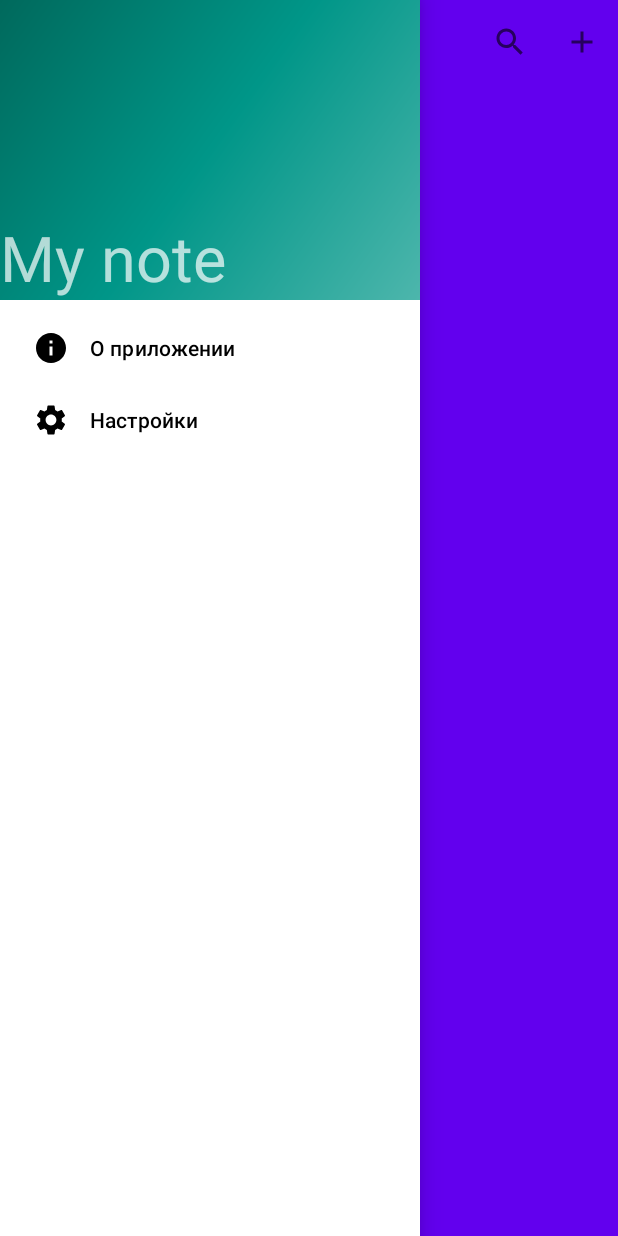
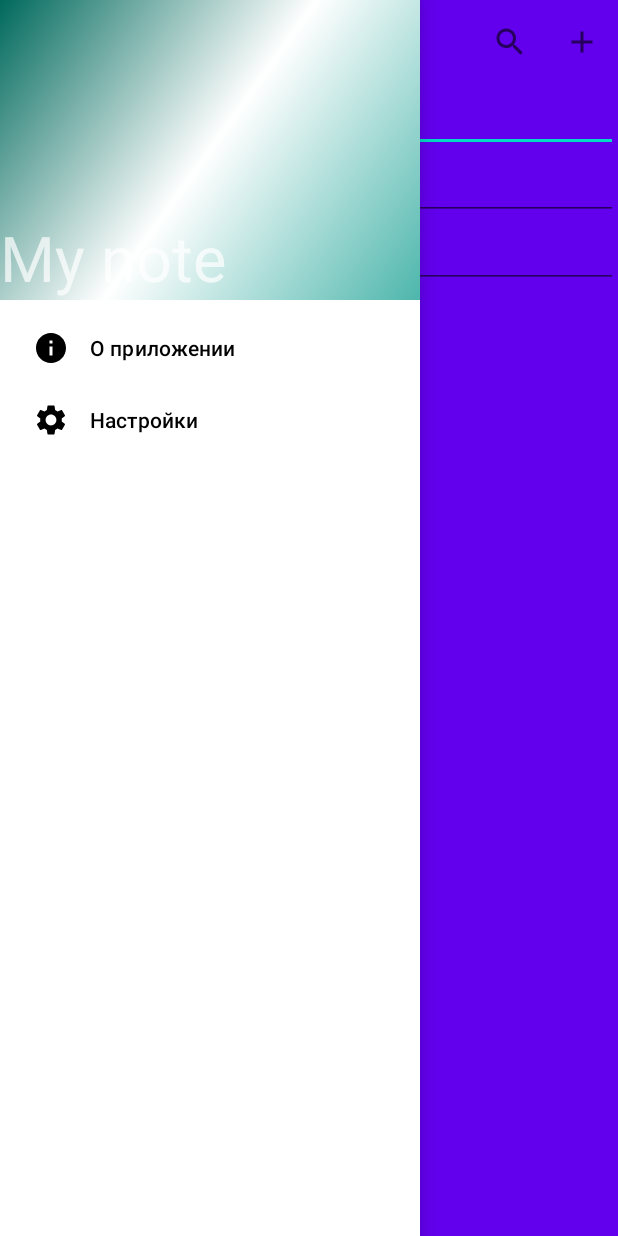
Before and after one commit to Edward2392/NoteRepo, an Android app: the screen it shows after launch (MainActivity), with the side drawer open, on a phone screen of 412 x 824 dp. Run offline under Robolectric (Android 15) with nearby library versions, the phone set to English and light mode, and no system bars.

Commit message:
note prj

```diff
--- a/app/src/main/res/drawable/side_nav_bar.xml
+++ b/app/src/main/res/drawable/side_nav_bar.xml
@@ -3,7 +3,7 @@
     android:shape="rectangle">
     <gradient
         android:angle="135"
-        android:centerColor="#009688"
+        android:centerColor="#FFFFFF"
         android:endColor="#00695C"
         android:startColor="#4DB6AC"
         android:type="linear" />
--- a/app/src/main/res/layout/activity_main.xml
+++ b/app/src/main/res/layout/activity_main.xml
@@ -21,6 +21,7 @@
 
 
     <com.google.android.material.appbar.AppBarLayout
+        android:id="@+id/app_menu"
         android:layout_width="match_parent"
         android:layout_height="wrap_content">
 
@@ -29,13 +30,16 @@
             android:layout_width="match_parent"
             android:layout_height="wrap_content" />
 
+        <androidx.fragment.app.FragmentContainerView
+            android:id="@+id/container"
+            android:name="com.example.mynote.FirstFragment"
+            android:layout_width="match_parent"
+            android:layout_height="match_parent"
+            />
+
+
     </com.google.android.material.appbar.AppBarLayout>
 
-    <androidx.fragment.app.FragmentContainerView
-        android:id="@+id/container"
-        android:name="com.example.mynote.FirstFragment"
-        android:layout_width="match_parent"
-        android:layout_height="match_parent"
-        app:layout_behavior="@string/appbar_scrolling_view_behavior" />
+
 
 </androidx.drawerlayout.widget.DrawerLayout>
```
Also changed, not shown: app/src/main/java/com/example/mynote/MainActivity.java (+10 -1 lines).
